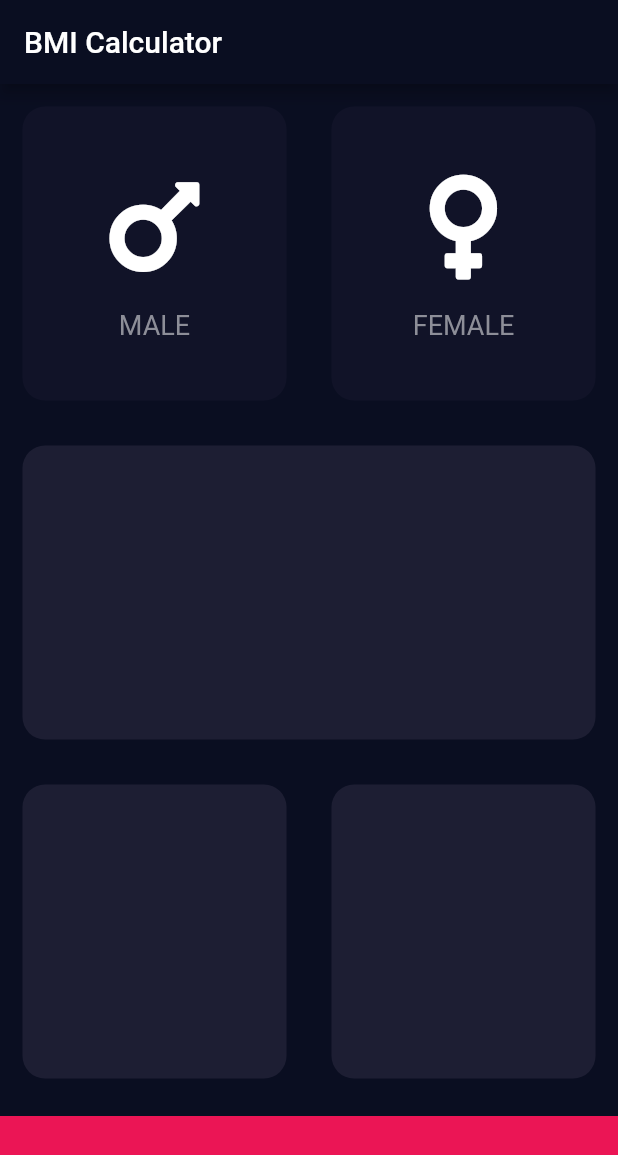
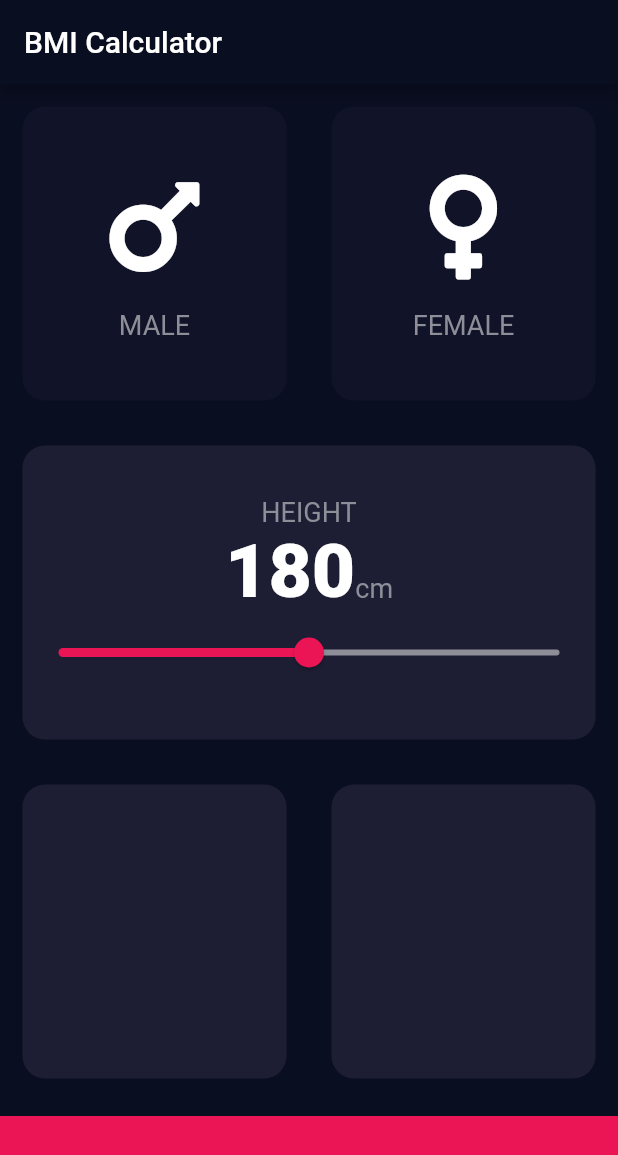
Before and after one commit to ankanSikdar/flutter-bmi-calculator, a Flutter app: the screen it shows after launch, on a phone screen of 412 x 824 dp. Shown: the top 1155 px of the screen. Run offline on Flutter 3.47's test engine with Material 2 defaults, Android fonts, the phone set to English and light mode, and no system bars; our stand-ins replace font_awesome_flutter.

Commit message:
Added Slider Widget

```diff
--- /dev/null
+++ b/lib/constants.dart
@@ -0,0 +1,21 @@
+import 'package:flutter/material.dart';
+
+const kActiveCardColor = Color(0xFF1D1E33);
+const kInactiveCardColor = Color(0xFF111328);
+const kBottomContainerColor = Color(0xFFEB1555);
+const kInactiveSliderColor = Color(0xFF8D8E98);
+
+const kBottomContainerHeight = 80.0;
+
+const kMinHeight = 120.0;
+const kMaxHeight = 240.0;
+
+const kLabelTextStyle = TextStyle(
+  fontSize: 18.0,
+  color: Color(0xFF8D8E98),
+);
+
+const kNumberTextStyle = TextStyle(
+  fontSize: 50.0,
+  fontWeight: FontWeight.w900,
+);
--- a/lib/icon_content.dart
+++ b/lib/icon_content.dart
@@ -1,9 +1,6 @@
 import 'package:flutter/material.dart';
 
-const labelTextStyle = TextStyle(
-  fontSize: 18.0,
-  color: Color(0xFF8D8E98),
-);
+import 'constants.dart';
 
 class IconContent extends StatelessWidget {
   IconContent({this.icon, this.label});
@@ -25,7 +22,7 @@
         ),
         Text(
           label,
-          style: labelTextStyle,
+          style: kLabelTextStyle,
         )
       ],
     );
--- a/lib/input_page.dart
+++ b/lib/input_page.dart
@@ -4,11 +4,7 @@
 
 import 'reusable_card.dart';
 import 'icon_content.dart';
-
-const bottomContainerHeight = 80.0;
-const activeCardColor = Color(0xFF1D1E33);
-const inactiveCardColor = Color(0xFF111328);
-const bottomContainerColor = Color(0xFFEB1555);
+import 'constants.dart';
 
 enum Gender { male, female }
 
@@ -19,6 +15,7 @@
 
 class _InputPageState extends State<InputPage> {
   Gender selectedGender;
+  int height = 180;
 
   @override
   Widget build(BuildContext context) {
@@ -27,6 +24,7 @@
         title: Text('BMI Calculator'),
       ),
       body: Column(
+        crossAxisAlignment: CrossAxisAlignment.stretch,
         children: [
           Expanded(
             flex: 1,
@@ -36,8 +34,8 @@
                   flex: 1,
                   child: ReusableCard(
                     color: selectedGender == Gender.male
-                        ? activeCardColor
-                        : inactiveCardColor,
+                        ? kActiveCardColor
+                        : kInactiveCardColor,
                     cardChild: IconContent(
                       icon: FontAwesomeIcons.mars,
                       label: 'MALE',
@@ -53,8 +51,8 @@
                     flex: 1,
                     child: ReusableCard(
                       color: selectedGender == Gender.female
-                          ? activeCardColor
-                          : inactiveCardColor,
+                          ? kActiveCardColor
+                          : kInactiveCardColor,
                       cardChild: IconContent(
                         icon: FontAwesomeIcons.venus,
                         label: 'FEMALE',
@@ -71,7 +69,43 @@
           Expanded(
               flex: 1,
               child: ReusableCard(
-                color: activeCardColor,
+                color: kActiveCardColor,
+                cardChild: Column(
+                  mainAxisAlignment: MainAxisAlignment.center,
+                  children: [
+                    Text(
+                      'HEIGHT',
+                      style: kLabelTextStyle,
+                    ),
+                    Row(
+                      mainAxisAlignment: MainAxisAlignment.center,
+                      crossAxisAlignment: CrossAxisAlignment.baseline,
+                      textBaseline: TextBaseline.alphabetic,
+                      children: [
+                        Text(
+                          height.toString(),
+                          style: kNumberTextStyle,
+                        ),
+                        Text(
+                          'cm',
+                          style: kLabelTextStyle,
+                        )
+                      ],
+                    ),
+                    Slider(
+                      onChanged: (double newHeight) {
+                        setState(() {
+                          height = newHeight.round();
+                        });
+                      },
+                      value: height.toDouble(),
+                      min: kMinHeight,
+                      max: kMaxHeight,
+                      activeColor: kBottomContainerColor,
+                      inactiveColor: kInactiveSliderColor,
+                    )
+                  ],
+                ),
               )),
           Expanded(
             flex: 1,
@@ -80,20 +114,20 @@
                 Expanded(
                     flex: 1,
                     child: ReusableCard(
-                      color: activeCardColor,
+                      color: kActiveCardColor,
                     )),
                 Expanded(
                     flex: 1,
                     child: ReusableCard(
-                      color: activeCardColor,
+                      color: kActiveCardColor,
                     )),
               ],
             ),
           ),
           Container(
-            color: bottomContainerColor,
+            color: kBottomContainerColor,
             width: double.infinity,
-            height: bottomContainerHeight,
+            height: kBottomContainerHeight,
             margin: EdgeInsets.only(top: 10.0),
           )
         ],
```
